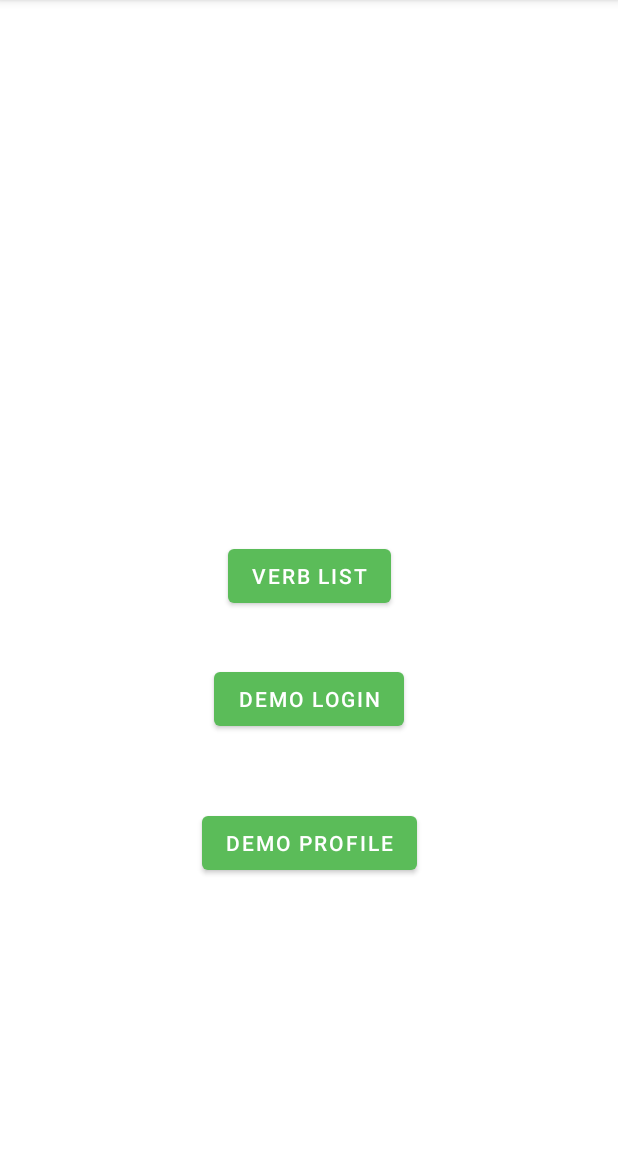
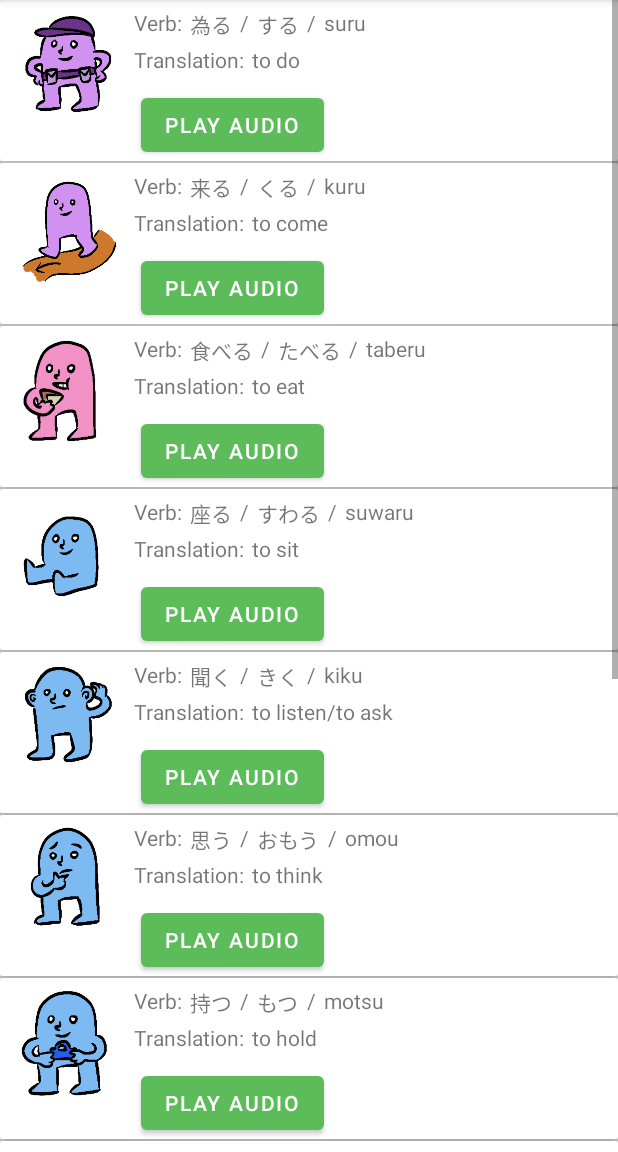
Before and after one commit to zhuje/NUMADSp22_FinalProject, an Android app: the MainActivity screen opened directly, with no data from a screen before it, after a tap on "VERB LIST", on a phone screen of 412 x 824 dp, the part 84-1236 px from its top. Run offline under Robolectric (Android 15) with nearby library versions, the phone set to English and light mode, and no system bars.

Commit message:
Added pictures and completed list.

```diff
--- a/app/src/main/java/edu/neu/madcourse/numadsp22_finalproject/MainActivity.java
+++ b/app/src/main/java/edu/neu/madcourse/numadsp22_finalproject/MainActivity.java
@@ -16,13 +16,16 @@ public class MainActivity extends AppCompatActivity {
     }
 
     public void onClick(View view){
-        startActivity(new Intent(MainActivity.this, Verb_List.class));
-    }
+        switch (view.getId()){
+            case R.id.verbButton:
+                startActivity(new Intent(MainActivity.this, Verb_List.class));
+                break;
+            case R.id.btn_demo_login:
+                Intent intent = new Intent(this, LoginRegisterActivity.class);
+                startActivity(intent);
+                break;
+        }
 
-
-    public void onClick(View view){
-        Intent intent = new Intent(this, LoginRegisterActivity.class);
-        startActivity(intent);
     }
 
     public void onClickProfile(View view){
--- a/app/src/main/java/edu/neu/madcourse/numadsp22_finalproject/Verb_List.java
+++ b/app/src/main/java/edu/neu/madcourse/numadsp22_finalproject/Verb_List.java
@@ -18,15 +18,69 @@ public class Verb_List extends AppCompatActivity {
     protected void onCreate(Bundle savedInstanceState) {
         super.onCreate(savedInstanceState);
         setContentView(R.layout.activity_verb_list);
-        // fill in list with a new verb
+        // fill in list with all needed verbs
         int suwaruPicture = R.drawable.suwaru;
         Verb suwaru = new Verb("座る", "すわる", "suwaru",
                 "to sit", suwaruPicture,
                 "https://d1vjc5dkcd3yh2.cloudfront.net/audio/6ab09ed3495fb3563b270b11845a1443.mp3");
+        int suruPicture = R.drawable.suru;
+        Verb suru = new Verb("為る", "する", "suru",
+                "to do", suruPicture,
+                "https://d1vjc5dkcd3yh2.cloudfront.net/audio/0adcc710c8a6968661c2afe24cf2e8c2.mp3");
+        int kuruPicture = R.drawable.kuru;
+        Verb kuru = new Verb("来る", "くる", "kuru",
+                "to come", kuruPicture,
+                "https://d1vjc5dkcd3yh2.cloudfront.net/audio/1f2e375861bdcaf6c6f59cbaaf6907b7.mp3");
+        int taberuPicture = R.drawable.taberu;
+        Verb taberu = new Verb("食べる", "たべる", "taberu",
+                "to eat", taberuPicture,
+                "https://d1vjc5dkcd3yh2.cloudfront.net/audio/c8bb8e5fc9b80a3929d71e3c2579339a.mp3");
+        int kikuPicture = R.drawable.kiku;
+        Verb kiku = new Verb("聞く", "きく", "kiku",
+                "to listen/to ask", kikuPicture,
+                "https://d1vjc5dkcd3yh2.cloudfront.net/audio/27b7d0cf25de06e0bd21b9a58c911425.mp3");
+        int omouPicture = R.drawable.omou;
+        Verb omou = new Verb("思う", "おもう", "omou",
+                "to think", omouPicture,
+                "https://d1vjc5dkcd3yh2.cloudfront.net/audio/9ccbe63146dcf494d5368f2983deb981.mp3");
+        int motsuPicture = R.drawable.motsu;
+        Verb motsu = new Verb("持つ", "もつ", "motsu",
+                "to hold", motsuPicture,
+                "https://d1vjc5dkcd3yh2.cloudfront.net/audio/7b1931178a3e68fd9451200f139d43a8.mp3");
+        int yomuPicture = R.drawable.yomu;
+        Verb yomu = new Verb("読む", "よむ", "yomu",
+                "to read", yomuPicture,
+                "https://d1vjc5dkcd3yh2.cloudfront.net/audio/f9585fdca1ef179b5388df7d783e7473.mp3");
+        int tobuPicture = R.drawable.tobu;
+        Verb tobu = new Verb("飛ぶ", "とぶ", "tobu",
+                "to fly", tobuPicture,
+                "https://d1vjc5dkcd3yh2.cloudfront.net/audio/fe1e42125aa1365c9bbe4ce2803077ee.mp3");
+        int hanasuPicture = R.drawable.hanasu;
+        Verb hanasu = new Verb("話す", "はなす", "hanasu",
+                "to speak", hanasuPicture,
+                "https://d1vjc5dkcd3yh2.cloudfront.net/audio/de933873ee105f53abf84a966f66ab32.mp3");
+        int oyoguPicture = R.drawable.oyogu;
+        Verb oyogu = new Verb("泳ぐ", "およぐ", "oyogu",
+                "to swim", oyoguPicture,
+                "https://d1vjc5dkcd3yh2.cloudfront.net/audio/4aa8a737b9559b6c896004452a0e8926.mp3");
+        int shinuPicture = R.drawable.oyogu;
+        Verb shinu = new Verb("死ぬ", "しぬ", "shinu",
+                "to die", shinuPicture,
+                "https://d1vjc5dkcd3yh2.cloudfront.net/audio/6d240cf77a8ed880d067a9030c905a2e.mp3");
         // add to list
-        suwaru.getVerbKana();
         Log.d("Tag", "Part 1");
+        verbList.add(suru);
+        verbList.add(kuru);
+        verbList.add(taberu);
         verbList.add(suwaru);
+        verbList.add(kiku);
+        verbList.add(omou);
+        verbList.add(motsu);
+        verbList.add(yomu);
+        verbList.add(tobu);
+        verbList.add(hanasu);
+        verbList.add(oyogu);
+        verbList.add(shinu);
         Log.d("Tag", "Part 2");
         viewList = findViewById(R.id.verbList);
         Log.d("Tag", "Part 3");
--- a/app/src/main/res/layout/activity_main.xml
+++ b/app/src/main/res/layout/activity_main.xml
@@ -17,7 +17,7 @@
         app:layout_constraintTop_toTopOf="parent" />
 
     <Button
-        android:id="@+id/button"
+        android:id="@+id/verbButton"
         android:layout_width="wrap_content"
         android:layout_height="wrap_content"
         android:onClick="onClick"
```
Also changed, not shown: app/src/main/res/drawable/character.png (added), app/src/main/res/drawable/hanasu.png (added), app/src/main/res/drawable/kiku.png (added), app/src/main/res/drawable/kuru.png (added), app/src/main/res/drawable/motsu.png (added), app/src/main/res/drawable/omou.png (added), app/src/main/res/drawable/oyogu.png (added), app/src/main/res/drawable/shinu.png (added), app/src/main/res/drawable/suru.png (added), app/src/main/res/drawable/suwaru.png, app/src/main/res/drawable/taberu.png (added), app/src/main/res/drawable/tobu.png (added), app/src/main/res/drawable/yomu.png (added).
